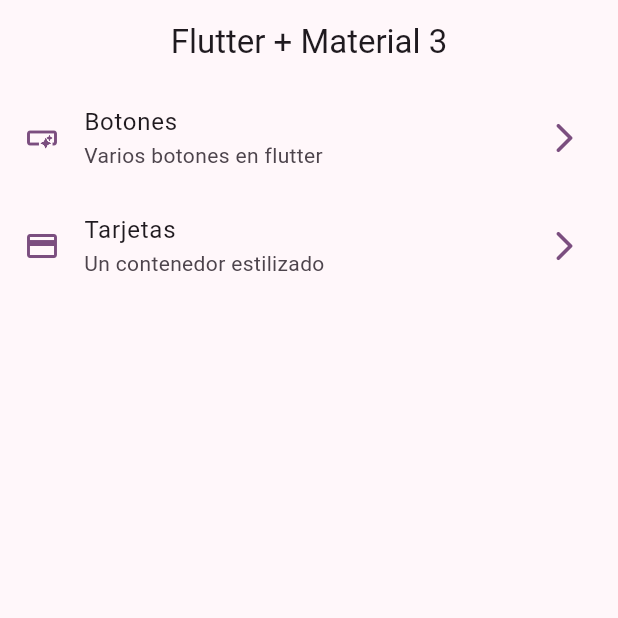
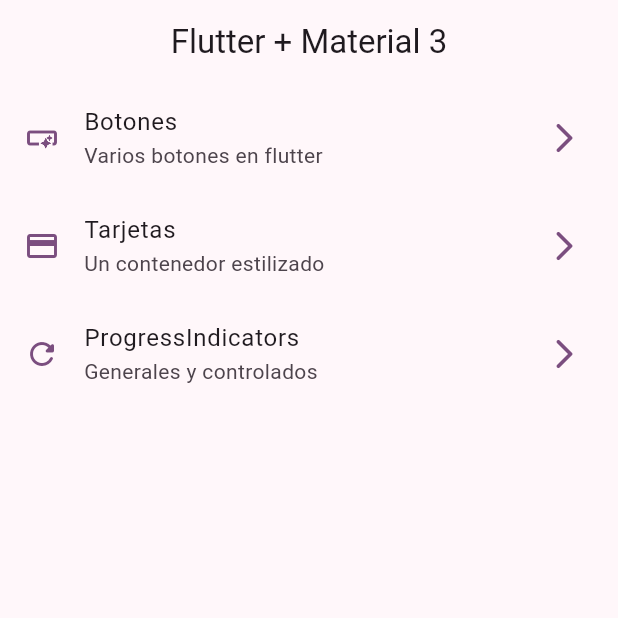
Before and after one commit to SanJohan/widgets-app, a Flutter app: the screen it shows after launch, on a phone screen of 412 x 824 dp, the top half of it. Run offline on Flutter 3.47's test engine with Material 3 defaults, Android fonts, the phone set to English and light mode, and no system bars; our stand-ins replace go_router.

Commit message:
progress indicator finished

```diff
--- a/lib/config/menu/menu_items.dart
+++ b/lib/config/menu/menu_items.dart
@@ -29,5 +29,12 @@ class MenuItems {
       link: '/cards',
       icon: Icons.credit_card
     ),
+
+    MenuItems(
+      title: 'ProgressIndicators',
+      subtitle: 'Generales y controlados',
+      link: '/progress',
+      icon: Icons.refresh_rounded
+    ),
   ];
 }
--- a/lib/config/router/app_router.dart
+++ b/lib/config/router/app_router.dart
@@ -1,7 +1,5 @@
 import 'package:go_router/go_router.dart';
-import 'package:widgets_app/presentation/screens/buttons/buttons_screen.dart';
-import 'package:widgets_app/presentation/screens/cards/cards_screen.dart';
-import 'package:widgets_app/presentation/screens/home/home_screen.dart';
+import 'package:widgets_app/presentation/screens/screens.dart';
 
 // GoRouter configuration
 final appRouter = GoRouter(
@@ -22,5 +20,10 @@ final appRouter = GoRouter(
       name: CardsScreen.name,
       builder: (context, state) => const CardsScreen(),
     ),
+    GoRoute(
+      path: '/progress',
+      name: ProgressScreen.name,
+      builder: (context, state) => const ProgressScreen(),
+    ),
   ],
 );
```
Also changed, not shown: lib/presentation/screens/progress/progress_screen.dart (+61 -1 lines).
